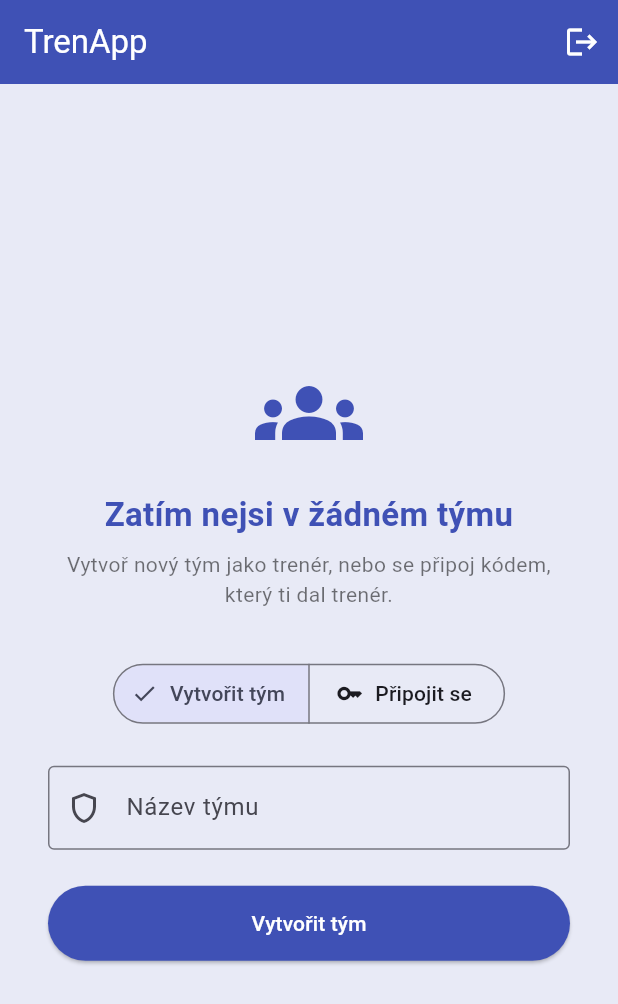
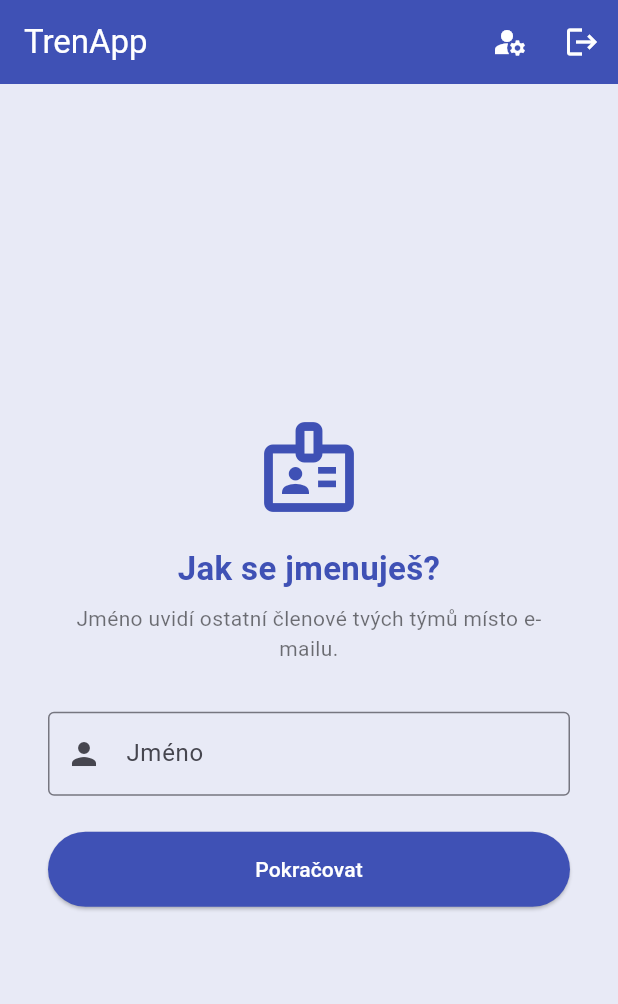
Before and after one commit to matejko4/TrenApp, a Flutter app: the screen it shows once a user with an empty profile is signed in, on a phone screen of 412 x 824 dp. Shown: the top 1004 px of the screen. Run offline on Flutter 3.47's test engine with Material 3 defaults, Android fonts, the phone set to English and light mode, and no system bars; our stand-ins replace cloud_firestore, firebase_auth, firebase_core, google_sign_in; accounts and stored records are empty; generated files the repository leaves out were written again; network calls fail.

Commit message:
user_settings + jmeno

```diff
--- a/analysis_options.yaml
+++ b/analysis_options.yaml
@@ -7,6 +7,12 @@
 
 # The following line activates a set of recommended lints for Flutter apps,
 # packages, and plugins designed to encourage good coding practices.
+analyzer:
+  exclude:
+    - build/**
+    - android/**
+    - ios/**
+    - web/**
 include: package:flutter_lints/flutter.yaml
 
 linter:
--- /dev/null
+++ b/lib/screens/name_setup_screen.dart
@@ -0,0 +1,117 @@
+import 'package:firebase_auth/firebase_auth.dart';
+import 'package:flutter/material.dart';
+
+import '../services/auth_service.dart';
+import '../widgets/account_actions.dart';
+
+/// Zobrazí se po přihlášení, pokud uživatel ještě nemá vyplněné jméno
+/// (účty založené před zavedením jména nebo Google účet bez jména).
+/// Po uložení se RootGate sám přepne dál díky streamu users/{uid}.
+class NameSetupScreen extends StatefulWidget {
+  const NameSetupScreen({super.key});
+
+  @override
+  State<NameSetupScreen> createState() => _NameSetupScreenState();
+}
+
+class _NameSetupScreenState extends State<NameSetupScreen> {
+  final _authService = AuthService();
+  final _nameController = TextEditingController(
+    text: FirebaseAuth.instance.currentUser?.displayName ?? '',
+  );
+
+  bool _loading = false;
+  String _error = '';
+
+  @override
+  void dispose() {
+    _nameController.dispose();
+    super.dispose();
+  }
+
+  Future<void> _submit() async {
+    setState(() {
+      _loading = true;
+      _error = '';
+    });
+    try {
+      await _authService.updateName(_nameController.text);
+    } catch (e) {
+      if (mounted) {
+        setState(() => _error = e.toString().replaceFirst('Exception: ', ''));
+      }
+    } finally {
+      if (mounted) setState(() => _loading = false);
+    }
+  }
+
+  @override
+  Widget build(BuildContext context) {
+    return Scaffold(
+      backgroundColor: Colors.indigo.shade50,
+      appBar: AppBar(
+        title: const Text('TrenApp'),
+        backgroundColor: Colors.indigo,
+        foregroundColor: Colors.white,
+        automaticallyImplyLeading: false,
+        actions: accountActions(),
+      ),
+      body: SafeArea(
+        child: Center(
+          child: SingleChildScrollView(
+            padding: const EdgeInsets.all(32),
+            child: Column(
+              mainAxisAlignment: MainAxisAlignment.center,
+              children: [
+                const Icon(Icons.badge_outlined, size: 72, color: Colors.indigo),
+                const SizedBox(height: 16),
+                const Text(
+                  'Jak se jmenuješ?',
+                  textAlign: TextAlign.center,
+                  style: TextStyle(
+                    fontSize: 22,
+                    fontWeight: FontWeight.bold,
+                    color: Colors.indigo,
+                  ),
+                ),
+                const SizedBox(height: 8),
+                const Text(
+                  'Jméno uvidí ostatní členové tvých týmů místo e-mailu.',
+                  textAlign: TextAlign.center,
+                  style: TextStyle(color: Colors.black54),
+                ),
+                const SizedBox(height: 32),
+                TextField(
+                  controller: _nameController,
+                  textCapitalization: TextCapitalization.words,
+                  decoration: const InputDecoration(
+                    labelText: 'Jméno',
+                    hintText: 'např. Jan Novák',
+                    border: OutlineInputBorder(),
+                    prefixIcon: Icon(Icons.person),
+                  ),
+                ),
+                if (_error.isNotEmpty) ...[
+                  const SizedBox(height: 12),
+                  Text(_error, style: const TextStyle(color: Colors.red)),
+                ],
+                const SizedBox(height: 24),
+                _loading
+                    ? const CircularProgressIndicator()
+                    : ElevatedButton(
+                        onPressed: _submit,
+                        style: ElevatedButton.styleFrom(
+                          minimumSize: const Size(double.infinity, 50),
+                          backgroundColor: Colors.indigo,
+                          foregroundColor: Colors.white,
+                        ),
+                        child: const Text('Pokračovat'),
+                      ),
+              ],
+            ),
+          ),
+        ),
+      ),
+    );
+  }
+}
--- a/lib/screens/root_gate.dart
+++ b/lib/screens/root_gate.dart
@@ -4,11 +4,13 @@ import 'package:flutter/material.dart';
 
 import 'home_screen.dart';
 import 'login_screen.dart';
+import 'name_setup_screen.dart';
 import 'team_setup_screen.dart';
 
 /// Kořenová obrazovka aplikace. Podle stavu přihlášení a členství
 /// v týmech rozhoduje, co se má zobrazit:
 ///  - nepřihlášený uživatel      -> LoginScreen
+///  - přihlášený bez jména       -> NameSetupScreen
 ///  - přihlášený bez týmu        -> TeamSetupScreen
 ///  - přihlášený s alespoň 1 týmem -> HomeScreen
 class RootGate extends StatelessWidget {
@@ -28,12 +30,23 @@ class RootGate extends StatelessWidget {
           return const LoginScreen();
         }
 
+        final userRef =
+            FirebaseFirestore.instance.collection('users').doc(user.uid);
+
+        return StreamBuilder<DocumentSnapshot<Map<String, dynamic>>>(
+          stream: userRef.snapshots(),
+          builder: (context, userSnapshot) {
+            if (userSnapshot.connectionState == ConnectionState.waiting) {
+              return const _LoadingScreen();
+            }
+
+            final name = userSnapshot.data?.data()?['name'] as String?;
+            if (name == null || name.trim().isEmpty) {
+              return const NameSetupScreen();
+            }
+
             return StreamBuilder<QuerySnapshot<Map<String, dynamic>>>(
-          stream: FirebaseFirestore.instance
-              .collection('users')
-              .doc(user.uid)
-              .collection('teams')
-              .snapshots(),
+              stream: userRef.collection('teams').snapshots(),
               builder: (context, teamsSnapshot) {
                 if (teamsSnapshot.connectionState == ConnectionState.waiting) {
                   return const _LoadingScreen();
@@ -44,6 +57,8 @@ class RootGate extends StatelessWidget {
                   return const TeamSetupScreen();
                 }
                 return const HomeScreen();
+              },
+            );
           },
         );
       },
--- a/lib/screens/team_setup_screen.dart
+++ b/lib/screens/team_setup_screen.dart
@@ -1,7 +1,6 @@
 import 'package:flutter/material.dart';
-import '../services/auth_service.dart';
 import '../services/team_service.dart';
-import 'login_screen.dart';
+import '../widgets/account_actions.dart';
 
 /// Zobrazí se po přihlášení, pokud uživatel není v žádném týmu, a také
 /// když existující uživatel chce vytvořit/připojit se k dalšímu týmu.
@@ -19,7 +18,6 @@ class TeamSetupScreen extends StatefulWidget {
 
 class _TeamSetupScreenState extends State<TeamSetupScreen> {
   final _teamService = TeamService();
-  final _authService = AuthService();
   final _nameController = TextEditingController();
   final _codeController = TextEditingController();
 
@@ -59,17 +57,6 @@ class _TeamSetupScreenState extends State<TeamSetupScreen> {
     }
   }
 
-  Future<void> _logout() async {
-    await _authService.logout();
-    if (mounted) {
-      Navigator.pushAndRemoveUntil(
-        context,
-        MaterialPageRoute(builder: (_) => const LoginScreen()),
-        (route) => false,
-      );
-    }
-  }
-
   @override
   Widget build(BuildContext context) {
     final canPop = Navigator.of(context).canPop();
@@ -81,19 +68,14 @@ class _TeamSetupScreenState extends State<TeamSetupScreen> {
               title: const Text('Přidat tým'),
               backgroundColor: Colors.indigo,
               foregroundColor: Colors.white,
+              actions: accountActions(),
             )
           : AppBar(
               title: const Text('TrenApp'),
               backgroundColor: Colors.indigo,
               foregroundColor: Colors.white,
               automaticallyImplyLeading: false,
-              actions: [
-                IconButton(
-                  icon: const Icon(Icons.logout),
-                  tooltip: 'Odhlásit se',
-                  onPressed: _logout,
-                ),
-              ],
+              actions: accountActions(),
             ),
       body: SafeArea(
         child: Center(
--- /dev/null
+++ b/lib/widgets/account_actions.dart
@@ -0,0 +1,51 @@
+import 'package:flutter/material.dart';
+
+import '../screens/account_settings_screen.dart';
+import '../screens/login_screen.dart';
+import '../services/auth_service.dart';
+
+/// Tlačítka do AppBaru (nastavení účtu + odhlášení), společná pro všechny
+/// obrazovky kromě přihlášení a samotného nastavení účtu.
+/// Použití: `actions: [..., ...accountActions()]`.
+List<Widget> accountActions() => const [
+      AccountSettingsButton(),
+      LogoutButton(),
+    ];
+
+class AccountSettingsButton extends StatelessWidget {
+  const AccountSettingsButton({super.key});
+
+  @override
+  Widget build(BuildContext context) {
+    return IconButton(
+      icon: const Icon(Icons.manage_accounts),
+      tooltip: 'Nastavení účtu',
+      onPressed: () => Navigator.push(
+        context,
+        MaterialPageRoute(builder: (_) => const AccountSettingsScreen()),
+      ),
+    );
+  }
+}
+
+class LogoutButton extends StatelessWidget {
+  const LogoutButton({super.key});
+
+  @override
+  Widget build(BuildContext context) {
+    return IconButton(
+      icon: const Icon(Icons.logout),
+      tooltip: 'Odhlásit se',
+      onPressed: () async {
+        await AuthService().logout();
+        if (context.mounted) {
+          Navigator.pushAndRemoveUntil(
+            context,
+            MaterialPageRoute(builder: (_) => const LoginScreen()),
+            (route) => false,
+          );
+        }
+      },
+    );
+  }
+}
```
Also changed, not shown: lib/screens/account_settings_screen.dart (added, +337 -0 lines), lib/screens/home_screen.dart (+2 -19 lines), lib/screens/login_screen.dart (+18 -1 lines), lib/screens/team_detail_screen.dart (+11 -5 lines), lib/services/auth_service.dart (+101 -2 lines), lib/services/team_service.dart (+14 -2 lines), pubspec.lock, 5 other files. Lines whose indentation alone changed are shown as unchanged.
